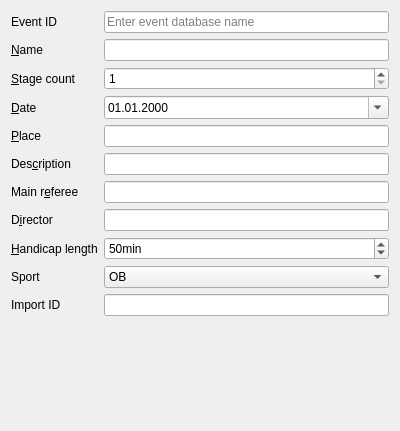
First picture: the form in quickevent/app/plugins/qml/Event/src/eventdialogwidget.ui, repository Quick-Event/quickbox, before the edit.
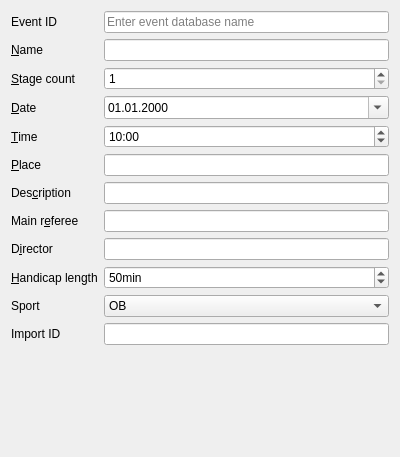
Second picture: the form after the edit.

What changed in the file:
```diff
--- a/quickevent/app/plugins/qml/Event/src/eventdialogwidget.ui
+++ b/quickevent/app/plugins/qml/Event/src/eventdialogwidget.ui
@@ -7,7 +7,7 @@
     <x>0</x>
     <y>0</y>
     <width>400</width>
-    <height>431</height>
+    <height>457</height>
    </rect>
   </property>
   <property name="windowTitle">
@@ -81,7 +81,7 @@
      </property>
     </widget>
    </item>
-   <item row="4" column="0">
+   <item row="5" column="0">
     <widget class="QLabel" name="label_4">
      <property name="text">
       <string>&amp;Place</string>
@@ -91,10 +91,10 @@
      </property>
     </widget>
    </item>
-   <item row="4" column="1">
+   <item row="5" column="1">
     <widget class="QLineEdit" name="ed_place"/>
    </item>
-   <item row="5" column="0">
+   <item row="6" column="0">
     <widget class="QLabel" name="label_5">
      <property name="text">
       <string>Des&amp;cription</string>
@@ -104,10 +104,10 @@
      </property>
     </widget>
    </item>
-   <item row="5" column="1">
+   <item row="6" column="1">
     <widget class="QLineEdit" name="ed_description"/>
    </item>
-   <item row="6" column="0">
+   <item row="7" column="0">
     <widget class="QLabel" name="label_6">
      <property name="text">
       <string>Main r&amp;eferee</string>
@@ -117,10 +117,10 @@
      </property>
     </widget>
    </item>
-   <item row="6" column="1">
+   <item row="7" column="1">
     <widget class="QLineEdit" name="ed_mainReferee"/>
    </item>
-   <item row="7" column="0">
+   <item row="8" column="0">
     <widget class="QLabel" name="label_7">
      <property name="text">
       <string>D&amp;irector</string>
@@ -130,10 +130,10 @@
      </property>
     </widget>
    </item>
-   <item row="7" column="1">
+   <item row="8" column="1">
     <widget class="QLineEdit" name="ed_director"/>
    </item>
-   <item row="8" column="0">
+   <item row="9" column="0">
     <widget class="QLabel" name="label_9">
      <property name="text">
       <string>&amp;Handicap length</string>
@@ -143,7 +143,7 @@
      </property>
     </widget>
    </item>
-   <item row="8" column="1">
+   <item row="9" column="1">
     <widget class="QSpinBox" name="ed_handicapLength">
      <property name="suffix">
       <string>min</string>
@@ -162,7 +162,7 @@
      </property>
     </widget>
    </item>
-   <item row="10" column="0">
+   <item row="11" column="0">
     <widget class="QLabel" name="label_10">
      <property name="text">
       <string>Import ID</string>
@@ -172,7 +172,7 @@
      </property>
     </widget>
    </item>
-   <item row="10" column="1">
+   <item row="11" column="1">
     <widget class="QLineEdit" name="ed_importId">
      <property name="alignment">
       <set>Qt::AlignRight|Qt::AlignTrailing|Qt::AlignVCenter</set>
@@ -182,7 +182,7 @@
      </property>
     </widget>
    </item>
-   <item row="9" column="0">
+   <item row="10" column="0">
     <widget class="QLabel" name="label_11">
      <property name="text">
       <string>Sport</string>
@@ -192,7 +192,7 @@
      </property>
     </widget>
    </item>
-   <item row="9" column="1">
+   <item row="10" column="1">
     <widget class="QComboBox" name="cbxSportId">
      <item>
       <property name="text">
@@ -216,6 +216,30 @@
      </item>
     </widget>
    </item>
+   <item row="4" column="0">
+    <widget class="QLabel" name="label_12">
+     <property name="text">
+      <string>&amp;Time</string>
+     </property>
+     <property name="buddy">
+      <cstring>ed_date</cstring>
+     </property>
+    </widget>
+   </item>
+   <item row="4" column="1">
+    <widget class="QTimeEdit" name="ed_time">
+     <property name="displayFormat">
+      <string>h:mm</string>
+     </property>
+     <property name="time">
+      <time>
+       <hour>10</hour>
+       <minute>0</minute>
+       <second>0</second>
+      </time>
+     </property>
+    </widget>
+   </item>
   </layout>
  </widget>
  <tabstops>
```
Left out of the diff: 1 changed line with no effect on the pictures.
